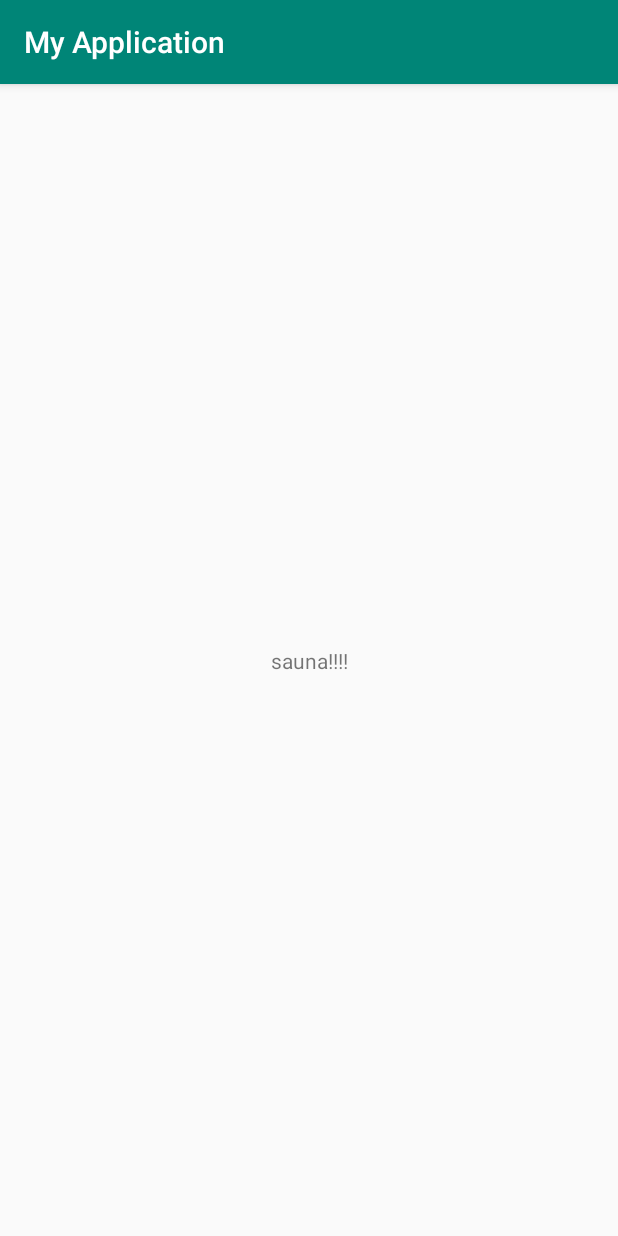
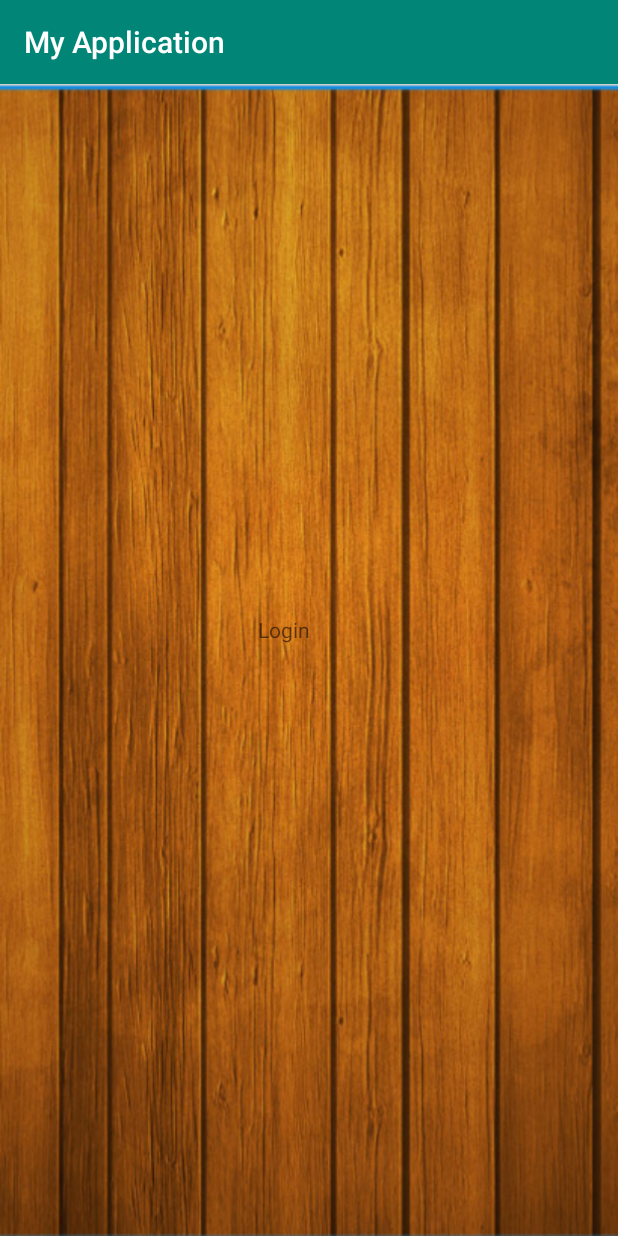
Before and after one commit to AP-Elektronica-ICT/intprojectrepo-thermo-team, an Android app: the screen it shows after launch (MainActivity), on a phone screen of 412 x 824 dp. Run offline under Robolectric (Android 15) with nearby library versions, the phone set to English and light mode, and no system bars.

Commit message:
Login
added login and register activity

```diff
--- a/thermo-sauna/app/src/main/res/layout/activity_main.xml
+++ b/thermo-sauna/app/src/main/res/layout/activity_main.xml
@@ -1,19 +1,20 @@
 <?xml version="1.0" encoding="utf-8"?>
-<androidx.constraintlayout.widget.ConstraintLayout
-    xmlns:android="http://schemas.android.com/apk/res/android"
+<RelativeLayout xmlns:android="http://schemas.android.com/apk/res/android"
     xmlns:tools="http://schemas.android.com/tools"
-    xmlns:app="http://schemas.android.com/apk/res-auto"
     android:layout_width="match_parent"
     android:layout_height="match_parent"
-    tools:context=".MainActivity">
+    tools:context=".MainActivity"
+    android:background="@drawable/background">
 
     <TextView
+        android:id="@+id/textView2"
         android:layout_width="wrap_content"
         android:layout_height="wrap_content"
-        android:text="sauna!!!!"
-        app:layout_constraintBottom_toBottomOf="parent"
-        app:layout_constraintLeft_toLeftOf="parent"
-        app:layout_constraintRight_toRightOf="parent"
-        app:layout_constraintTop_toTopOf="parent" />
-
-</androidx.constraintlayout.widget.ConstraintLayout>
+        android:layout_alignParentStart="true"
+        android:layout_alignParentLeft="true"
+        android:layout_alignParentTop="true"
+        android:layout_marginStart="172dp"
+        android:layout_marginLeft="172dp"
+        android:layout_marginTop="354dp"
+        android:text="Login" />
+</RelativeLayout>
```
Also changed, not shown: thermo-sauna/app/src/main/AndroidManifest.xml (+4 -3 lines), thermo-sauna/app/src/main/java/com/app/vinnie/myapplication/Register.java (added, +14 -0 lines), thermo-sauna/app/src/main/res/layout/activity_register.xml (added, +9 -0 lines), thermo-sauna/app/src/main/res/drawable/background.PNG (added), 1232 other files.
